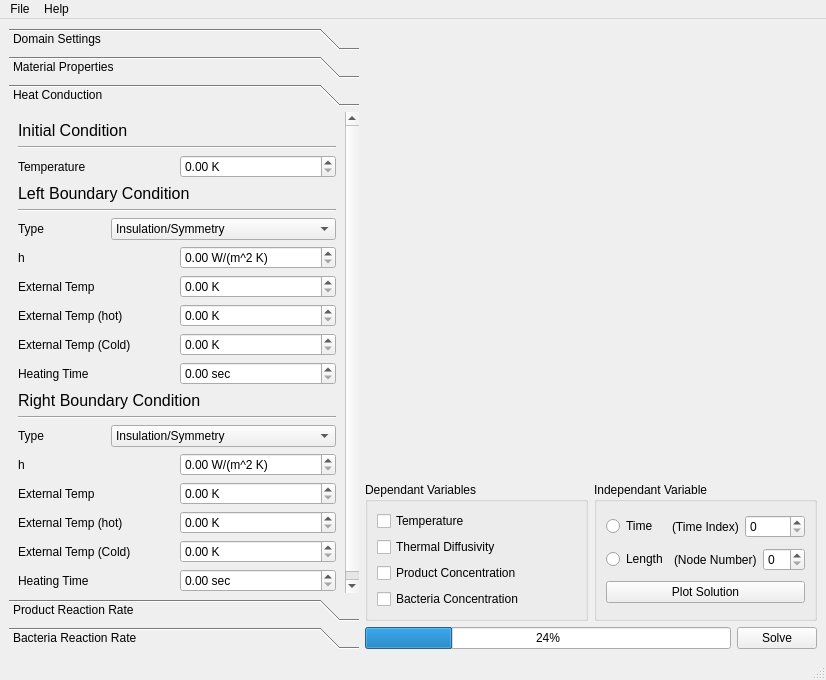
Qt form gui/solver.ui (mirrorscotty/fe-solver) before a commit.
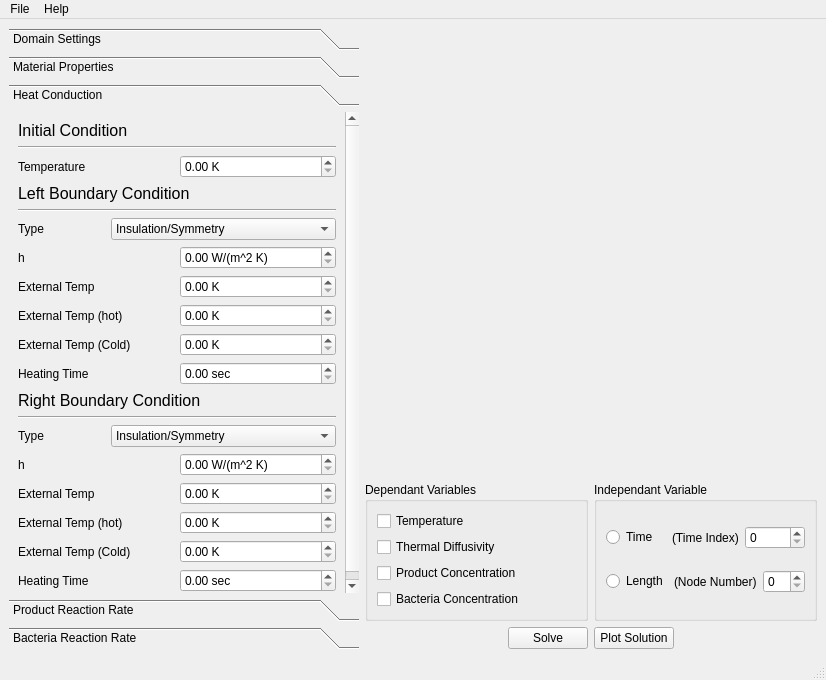
The same form after that commit. The open tabs and pages were chosen to show the change. Custom widgets are drawn as their Qt base class.

Diff of the .ui file:
```diff
--- a/gui/solver.ui
+++ b/gui/solver.ui
@@ -1123,13 +1123,6 @@
              </item>
             </layout>
            </item>
-           <item>
-            <widget class="QPushButton" name="buttonPlot">
-             <property name="text">
-              <string>Plot Solution</string>
-             </property>
-            </widget>
-           </item>
           </layout>
          </widget>
         </item>
@@ -1138,11 +1131,17 @@
       <item>
        <layout class="QHBoxLayout" name="horizontalLayout_8">
         <item>
-         <widget class="QProgressBar" name="progressBar">
-          <property name="value">
-           <number>24</number>
+         <spacer name="horizontalSpacer">
+          <property name="orientation">
+           <enum>Qt::Horizontal</enum>
           </property>
-         </widget>
+          <property name="sizeHint" stdset="0">
+           <size>
+            <width>40</width>
+            <height>20</height>
+           </size>
+          </property>
+         </spacer>
         </item>
         <item>
          <widget class="QPushButton" name="buttonSolve">
@@ -1151,6 +1150,26 @@
           </property>
          </widget>
         </item>
+        <item>
+         <widget class="QPushButton" name="buttonPlot">
+          <property name="text">
+           <string>Plot Solution</string>
+          </property>
+         </widget>
+        </item>
+        <item>
+         <spacer name="horizontalSpacer_2">
+          <property name="orientation">
+           <enum>Qt::Horizontal</enum>
+          </property>
+          <property name="sizeHint" stdset="0">
+           <size>
+            <width>40</width>
+            <height>20</height>
+           </size>
+          </property>
+         </spacer>
+        </item>
        </layout>
       </item>
      </layout>
```
Left out of the diff: 7 changed lines with no effect on the pictures.
